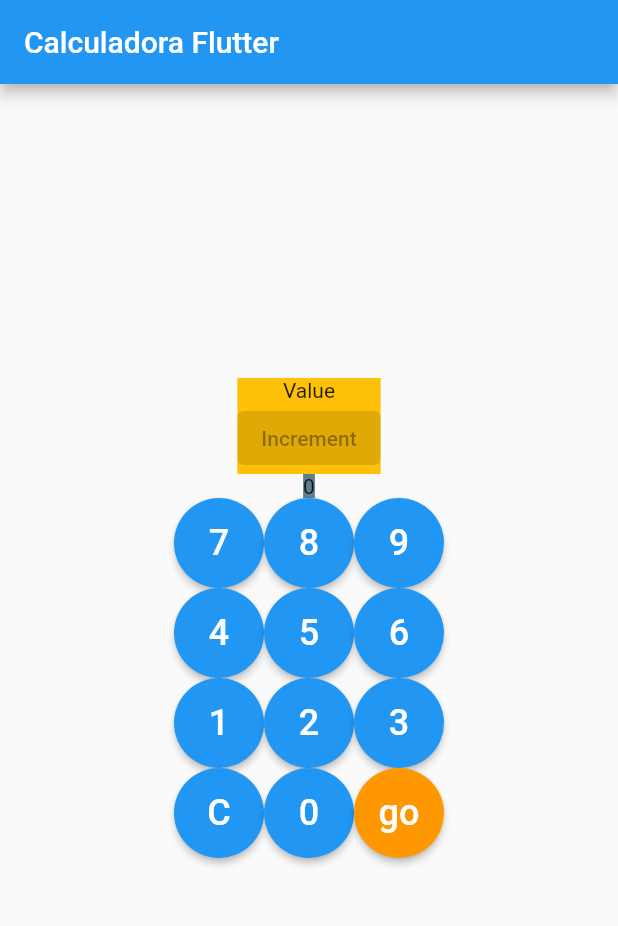
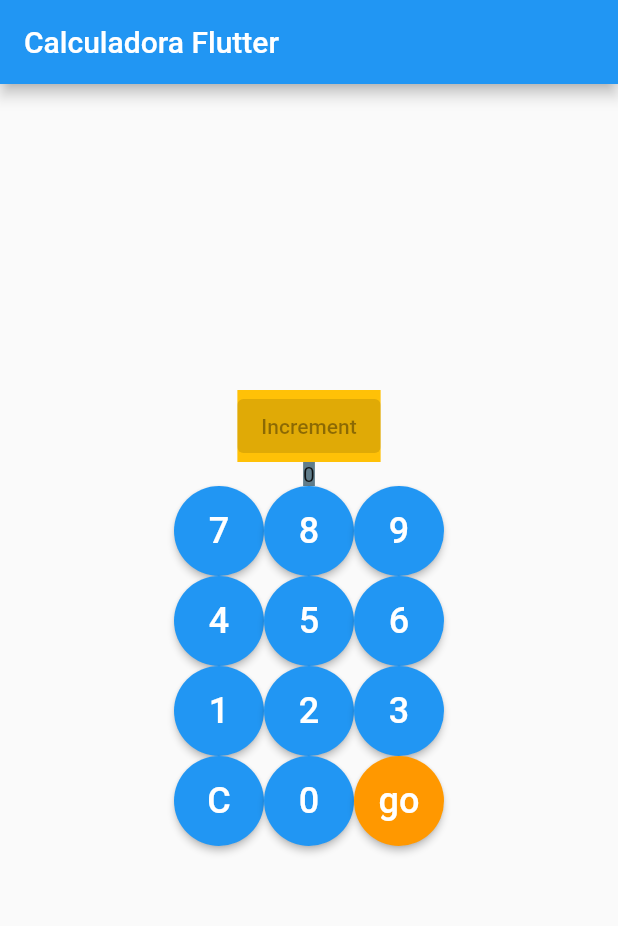
Before and after one commit to miguelvh-coder/app_oper, a Flutter app: the screen it shows after launch, on a phone screen of 412 x 824 dp, the part 84-1010 px from its top. Run offline on Flutter 3.47's test engine with Material 2 defaults, Android fonts, the phone set to English and light mode, and no system bars; our stand-ins replace get.

Commit message:
Add files via upload

```diff
--- a/lib/ui/widgets/operacion.dart
+++ b/lib/ui/widgets/operacion.dart
@@ -17,7 +17,6 @@ class operacion extends StatelessWidget {
       child: const Column(
         mainAxisAlignment: MainAxisAlignment.center,
         children: [
-          Text('Value'),
           ElevatedButton(onPressed: null, child: Text('Increment'))
         ],
       ),
```
